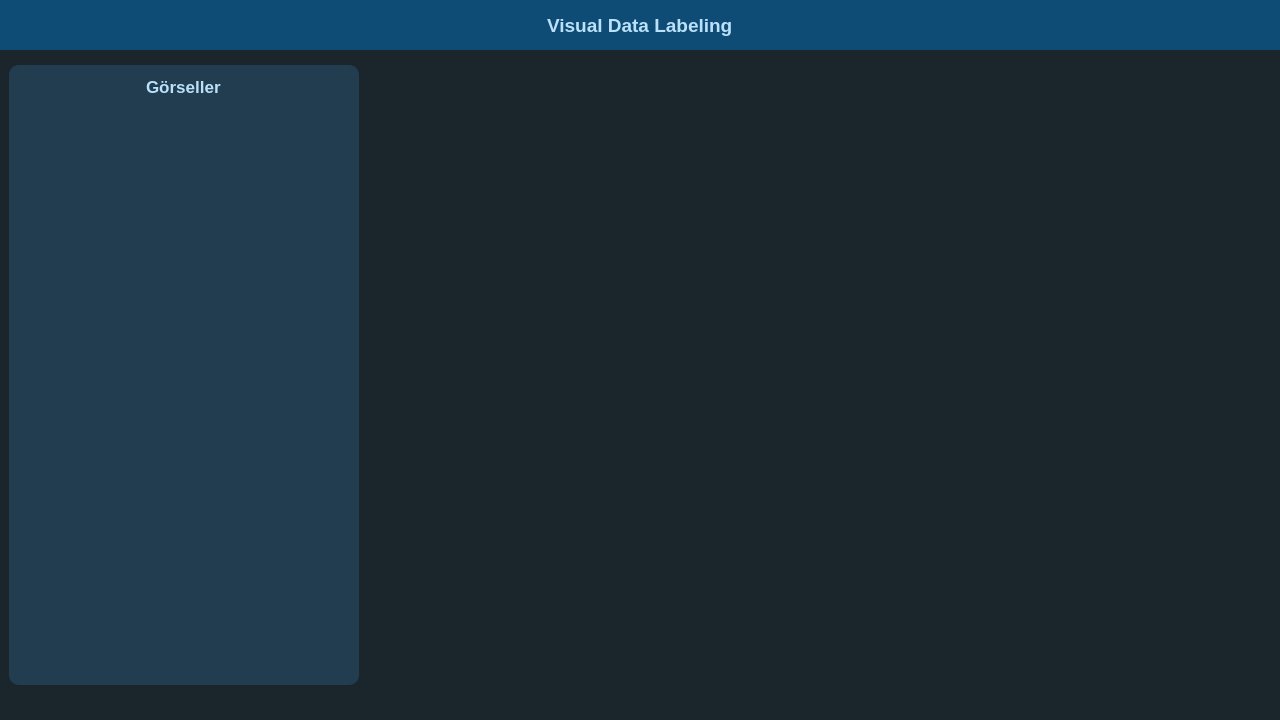
ismaildrcn/data-labeling, file templates/ui/mainWindow.ui: the form before one commit.
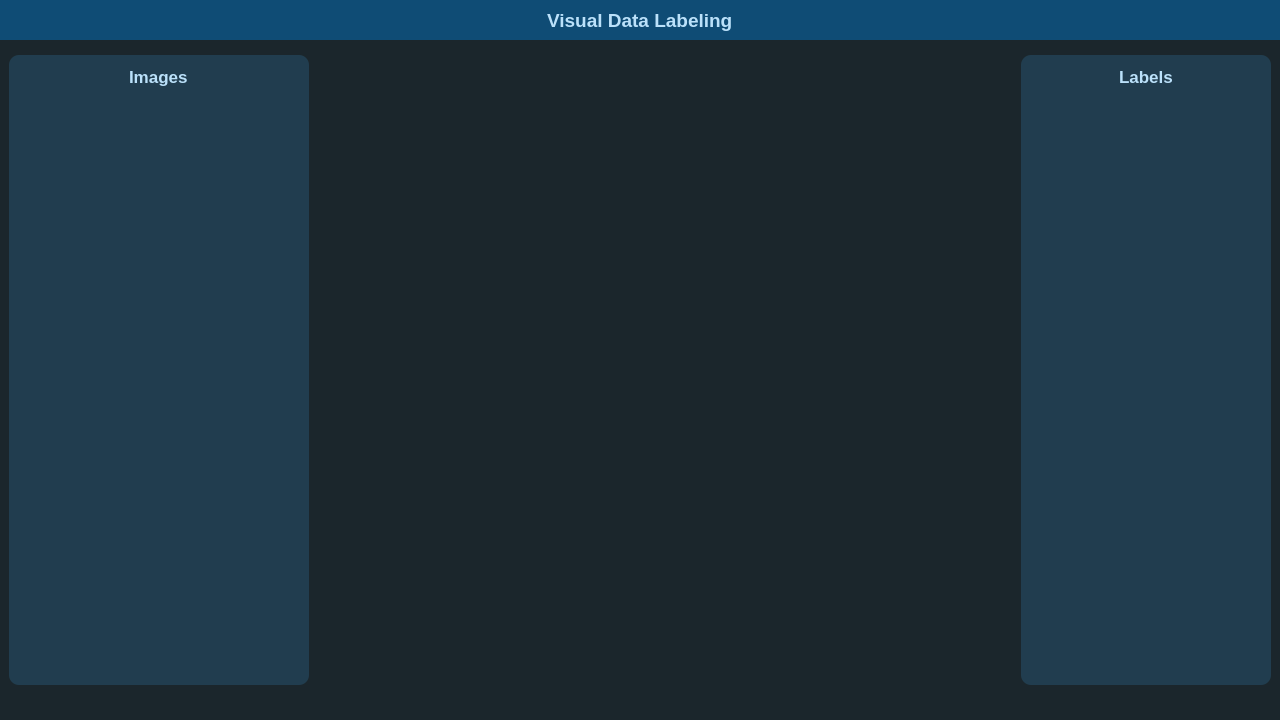
The form after the commit. The open tabs and pages were chosen to show the change. Icons and pictures are not drawn.

Commit message: Add label delete and view for current labeling image

Diff of the .ui file:
```diff
--- a/templates/ui/mainWindow.ui
+++ b/templates/ui/mainWindow.ui
@@ -53,7 +53,7 @@
       <property name="minimumSize">
        <size>
         <width>0</width>
-        <height>50</height>
+        <height>40</height>
        </size>
       </property>
       <property name="styleSheet">
@@ -97,6 +97,12 @@
 }</string>
          </property>
          <layout class="QHBoxLayout" name="horizontalLayout">
+          <property name="leftMargin">
+           <number>0</number>
+          </property>
+          <property name="rightMargin">
+           <number>0</number>
+          </property>
           <item>
            <widget class="QPushButton" name="pushButton_hide_window">
             <property name="minimumSize">
@@ -198,7 +204,7 @@
 }</string>
       </property>
       <property name="currentIndex">
-       <number>1</number>
+       <number>2</number>
       </property>
       <widget class="QWidget" name="page_data_importing">
        <layout class="QHBoxLayout" name="layout_page_data_importing">
@@ -528,29 +534,32 @@
        </layout>
       </widget>
       <widget class="QWidget" name="page_labeling">
-       <layout class="QHBoxLayout" name="layout_page_labeling">
-        <item>
-         <widget class="QWidget" name="widget_image_list" native="true">
-          <property name="minimumSize">
-           <size>
-            <width>350</width>
-            <height>0</height>
-           </size>
-          </property>
-          <property name="maximumSize">
-           <size>
-            <width>350</width>
-            <height>16777215</height>
-           </size>
-          </property>
-          <property name="styleSheet">
-           <string notr="true">QListWidget{
+       <property name="styleSheet">
+        <string notr="true">QListWidget{
 	background-color: transparent;
 }
-#widget_image_list{
+#widget_image_list, #widget_current_label_area{
 	background-color: rgba(50, 130, 184, 64);
 	border-radius: 10px;
 }</string>
+       </property>
+       <layout class="QHBoxLayout" name="horizontalLayout_3">
+        <item>
+         <widget class="QWidget" name="widget_image_list" native="true">
+          <property name="minimumSize">
+           <size>
+            <width>300</width>
+            <height>0</height>
+           </size>
+          </property>
+          <property name="maximumSize">
+           <size>
+            <width>300</width>
+            <height>16777215</height>
+           </size>
+          </property>
+          <property name="styleSheet">
+           <string notr="true"/>
           </property>
           <layout class="QVBoxLayout" name="layout_image_list">
            <property name="leftMargin">
@@ -575,7 +584,7 @@
               </font>
              </property>
              <property name="text">
-              <string>Görseller</string>
+              <string>Images</string>
              </property>
             </widget>
            </item>
@@ -617,6 +626,47 @@
           </layout>
          </widget>
         </item>
+        <item>
+         <widget class="QWidget" name="widget_current_label_area" native="true">
+          <property name="minimumSize">
+           <size>
+            <width>250</width>
+            <height>200</height>
+           </size>
+          </property>
+          <property name="maximumSize">
+           <size>
+            <width>250</width>
+            <height>16777215</height>
+           </size>
+          </property>
+          <layout class="QVBoxLayout" name="verticalLayout_4">
+           <property name="topMargin">
+            <number>12</number>
+           </property>
+           <property name="bottomMargin">
+            <number>12</number>
+           </property>
+           <item alignment="Qt::AlignHCenter">
+            <widget class="QLabel" name="label">
+             <property name="font">
+              <font>
+               <pointsize>13</pointsize>
+               <weight>75</weight>
+               <bold>true</bold>
+              </font>
+             </property>
+             <property name="text">
+              <string>Labels</string>
+             </property>
+            </widget>
+           </item>
+           <item>
+            <widget class="QListWidget" name="current_label_list"/>
+           </item>
+          </layout>
+         </widget>
+        </item>
        </layout>
       </widget>
      </widget>
```
The commit also changes 15 other files.
